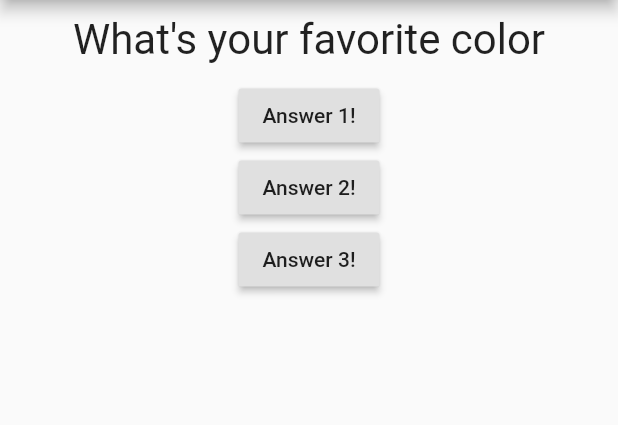
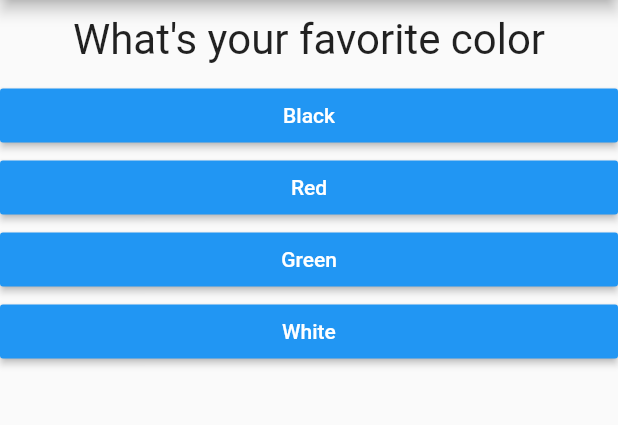
Before and after one commit to matt154/flutter_first_app, a Flutter app: the screen it shows after launch, on a phone screen of 412 x 824 dp, the part 84-509 px from its top. Run offline on Flutter 3.47's test engine with Material 2 defaults, Android fonts, the phone set to English and light mode, and no system bars.

Commit message:
add answer and split main to quiz and result

```diff
--- /dev/null
+++ b/lib/answer.dart
@@ -0,0 +1,21 @@
+import 'package:flutter/material.dart';
+
+class Answer extends StatelessWidget {
+  final Function selectHandler;
+  final String answerText;
+
+  Answer(this.selectHandler, this.answerText);
+
+  @override
+  Widget build(BuildContext context) {
+    return Container(
+      width: double.infinity,
+      child: RaisedButton(
+        color: Colors.blue,
+        textColor: Colors.white,
+        child: Text(answerText),
+        onPressed: selectHandler,
+      ),
+    );
+  }
+}
--- a/lib/main.dart
+++ b/lib/main.dart
@@ -1,6 +1,8 @@
 import 'package:flutter/material.dart';
+import 'package:flutter_first_app/result.dart';
 
-import 'question.dart';
+import './quiz.dart';
+import './result.dart';
 
 void main() => runApp(MyApp());
 
@@ -10,49 +12,44 @@ class MyApp extends StatefulWidget {
 }
 
 class _MyAppState extends State<MyApp> {
+  final _questions = const [
+    {
+      'questionText': 'What\'s your favorite color',
+      'answers': ['Black', 'Red', 'Green', 'White']
+    },
+    {
+      'questionText': 'What\'s your favorite animal',
+      'answers': ['Rabit', 'Sname', 'Elephant', 'Lion']
+    },
+    {
+      'questionText': 'Who\'s your favorite indtructor',
+      'answers': ['Maxs', 'Max', 'Max', 'Max']
+    },
+  ];
+
   var _questionIndex = 0;
 
-  void _answerQution() {
+  void _answerQuestion() {
     setState(() {
       _questionIndex += 1;
     });
-    if (_questionIndex > 1) {
-      _questionIndex = 0;
-    }
     print('preessed');
     print(_questionIndex);
   }
 
   @override
   Widget build(BuildContext context) {
-    var questions = [
-      'What\'s your favorite color',
-      'What\'s your favorite animal',
-    ];
     return MaterialApp(
       home: Scaffold(
         appBar: AppBar(
           title: Text('My First App'),
         ),
-        body: Column(
-          children: <Widget>[
-            Question(
-              questions[_questionIndex]
-              ),
-            RaisedButton(
-              child: Text('Answer 1!'),
-              onPressed: _answerQution,
-            ),
-            RaisedButton(
-              child: Text('Answer 2!'),
-              onPressed: _answerQution,
-            ),
-            RaisedButton(
-              child: Text('Answer 3!'),
-              onPressed: _answerQution,
-            ),
-          ],
-        ),
+        body: _questionIndex < _questions.length
+            ? Quiz(
+                questions: _questions,
+                answerQuestion: _answerQuestion,
+                questionIndex: _questionIndex)
+            : Result(),
       ),
     );
   }
--- /dev/null
+++ b/lib/quiz.dart
@@ -0,0 +1,28 @@
+import 'package:flutter/material.dart';
+
+import './question.dart';
+import './answer.dart';
+
+class Quiz extends StatelessWidget {
+  final List<Map<String, Object>> questions;
+  final int questionIndex;
+  final Function answerQuestion;
+
+  Quiz(
+      {@required this.questions,
+      @required this.answerQuestion,
+      @required this.questionIndex});
+
+  @override
+  Widget build(BuildContext context) {
+    return Column(
+      children: <Widget>[
+        Question(questions[questionIndex]['questionText']),
+        ...(questions[questionIndex]['answers'] as List<String>)
+            .map((question) {
+          return Answer(answerQuestion, question);
+        }).toList()
+      ],
+    );
+  }
+}
--- /dev/null
+++ b/lib/result.dart
@@ -0,0 +1,10 @@
+import 'package:flutter/material.dart';
+
+class Result extends StatelessWidget {
+  @override
+  Widget build(BuildContext context) {
+    return Center(
+      child: Text('Thanks for answring'),
+    );
+  }
+}
```
